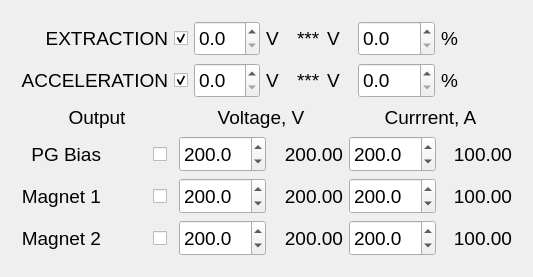
First picture: the form in Magnets_UI.ui, repository smertouh/1_MeV_UI_additional, before the edit.
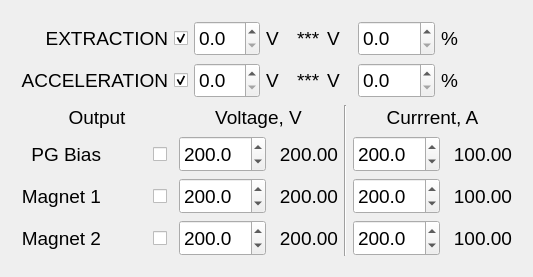
Second picture: the form after the edit. Icons and pictures are not drawn.

Patch:
```diff
--- a/Magnets_UI.ui
+++ b/Magnets_UI.ui
@@ -6,7 +6,7 @@
    <rect>
     <x>0</x>
     <y>0</y>
-    <width>517</width>
+    <width>506</width>
     <height>277</height>
    </rect>
   </property>
@@ -889,7 +889,7 @@
         </property>
        </widget>
       </item>
-      <item row="0" column="5" colspan="2">
+      <item row="0" column="6" colspan="2">
        <widget class="QLabel" name="label_70">
         <property name="font">
          <font>
@@ -1080,7 +1080,7 @@
         </property>
        </widget>
       </item>
-      <item row="1" column="6">
+      <item row="1" column="7">
        <widget class="QLabel" name="label_142">
         <property name="font">
          <font>
@@ -1103,7 +1103,7 @@
         </property>
        </widget>
       </item>
-      <item row="1" column="5">
+      <item row="1" column="6">
        <widget class="QDoubleSpinBox" name="doubleSpinBox_49">
         <property name="sizePolicy">
          <sizepolicy hsizetype="Minimum" vsizetype="Preferred">
@@ -1147,51 +1147,51 @@
         </property>
        </widget>
       </item>
-      <item row="2" column="5">
-       <widget class="QDoubleSpinBox" name="doubleSpinBox_55">
-        <property name="sizePolicy">
-         <sizepolicy hsizetype="Minimum" vsizetype="Preferred">
-          <horstretch>0</horstretch>
-          <verstretch>0</verstretch>
-         </sizepolicy>
-        </property>
-        <property name="minimumSize">
-         <size>
-          <width>84</width>
-          <height>0</height>
-         </size>
-        </property>
-        <property name="baseSize">
-         <size>
-          <width>84</width>
-          <height>0</height>
-         </size>
-        </property>
-        <property name="font">
-         <font>
-          <pointsize>14</pointsize>
-          <weight>50</weight>
-          <bold>false</bold>
-         </font>
-        </property>
-        <property name="keyboardTracking">
-         <bool>false</bool>
-        </property>
-        <property name="decimals">
-         <number>1</number>
-        </property>
-        <property name="maximum">
-         <double>9999.000000000000000</double>
-        </property>
-        <property name="singleStep">
-         <double>0.500000000000000</double>
-        </property>
-        <property name="value">
-         <double>200.000000000000000</double>
-        </property>
-       </widget>
-      </item>
       <item row="2" column="6">
+       <widget class="QDoubleSpinBox" name="doubleSpinBox_55">
+        <property name="sizePolicy">
+         <sizepolicy hsizetype="Minimum" vsizetype="Preferred">
+          <horstretch>0</horstretch>
+          <verstretch>0</verstretch>
+         </sizepolicy>
+        </property>
+        <property name="minimumSize">
+         <size>
+          <width>84</width>
+          <height>0</height>
+         </size>
+        </property>
+        <property name="baseSize">
+         <size>
+          <width>84</width>
+          <height>0</height>
+         </size>
+        </property>
+        <property name="font">
+         <font>
+          <pointsize>14</pointsize>
+          <weight>50</weight>
+          <bold>false</bold>
+         </font>
+        </property>
+        <property name="keyboardTracking">
+         <bool>false</bool>
+        </property>
+        <property name="decimals">
+         <number>1</number>
+        </property>
+        <property name="maximum">
+         <double>9999.000000000000000</double>
+        </property>
+        <property name="singleStep">
+         <double>0.500000000000000</double>
+        </property>
+        <property name="value">
+         <double>200.000000000000000</double>
+        </property>
+       </widget>
+      </item>
+      <item row="2" column="7">
        <widget class="QLabel" name="label_151">
         <property name="font">
          <font>
@@ -1371,51 +1371,51 @@
         </property>
        </widget>
       </item>
-      <item row="3" column="5">
-       <widget class="QDoubleSpinBox" name="doubleSpinBox_56">
-        <property name="sizePolicy">
-         <sizepolicy hsizetype="Minimum" vsizetype="Preferred">
-          <horstretch>0</horstretch>
-          <verstretch>0</verstretch>
-         </sizepolicy>
-        </property>
-        <property name="minimumSize">
-         <size>
-          <width>84</width>
-          <height>0</height>
-         </size>
-        </property>
-        <property name="baseSize">
-         <size>
-          <width>84</width>
-          <height>0</height>
-         </size>
-        </property>
-        <property name="font">
-         <font>
-          <pointsize>14</pointsize>
-          <weight>50</weight>
-          <bold>false</bold>
-         </font>
-        </property>
-        <property name="keyboardTracking">
-         <bool>false</bool>
-        </property>
-        <property name="decimals">
-         <number>1</number>
-        </property>
-        <property name="maximum">
-         <double>9999.000000000000000</double>
-        </property>
-        <property name="singleStep">
-         <double>0.500000000000000</double>
-        </property>
-        <property name="value">
-         <double>200.000000000000000</double>
-        </property>
-       </widget>
-      </item>
       <item row="3" column="6">
+       <widget class="QDoubleSpinBox" name="doubleSpinBox_56">
+        <property name="sizePolicy">
+         <sizepolicy hsizetype="Minimum" vsizetype="Preferred">
+          <horstretch>0</horstretch>
+          <verstretch>0</verstretch>
+         </sizepolicy>
+        </property>
+        <property name="minimumSize">
+         <size>
+          <width>84</width>
+          <height>0</height>
+         </size>
+        </property>
+        <property name="baseSize">
+         <size>
+          <width>84</width>
+          <height>0</height>
+         </size>
+        </property>
+        <property name="font">
+         <font>
+          <pointsize>14</pointsize>
+          <weight>50</weight>
+          <bold>false</bold>
+         </font>
+        </property>
+        <property name="keyboardTracking">
+         <bool>false</bool>
+        </property>
+        <property name="decimals">
+         <number>1</number>
+        </property>
+        <property name="maximum">
+         <double>9999.000000000000000</double>
+        </property>
+        <property name="singleStep">
+         <double>0.500000000000000</double>
+        </property>
+        <property name="value">
+         <double>200.000000000000000</double>
+        </property>
+       </widget>
+      </item>
+      <item row="3" column="7">
        <widget class="QLabel" name="label_152">
         <property name="font">
          <font>
@@ -1560,6 +1560,13 @@
         </property>
        </widget>
       </item>
+      <item row="0" column="5" rowspan="4">
+       <widget class="Line" name="line">
+        <property name="orientation">
+         <enum>Qt::Vertical</enum>
+        </property>
+       </widget>
+      </item>
      </layout>
     </item>
    </layout>
```
